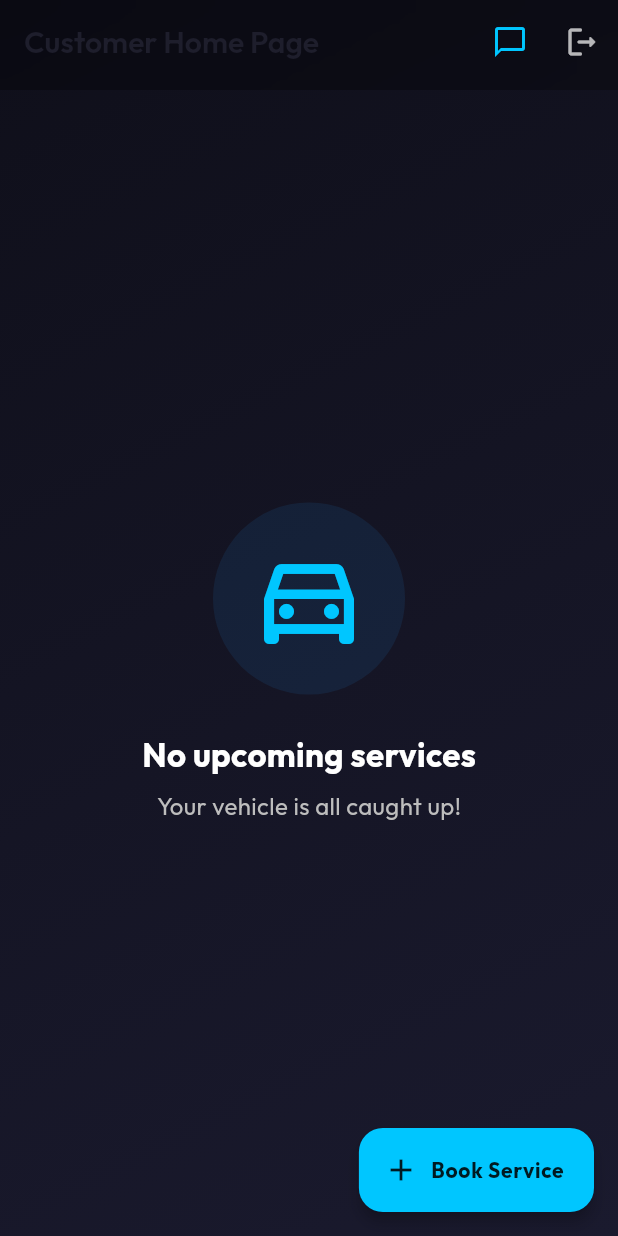
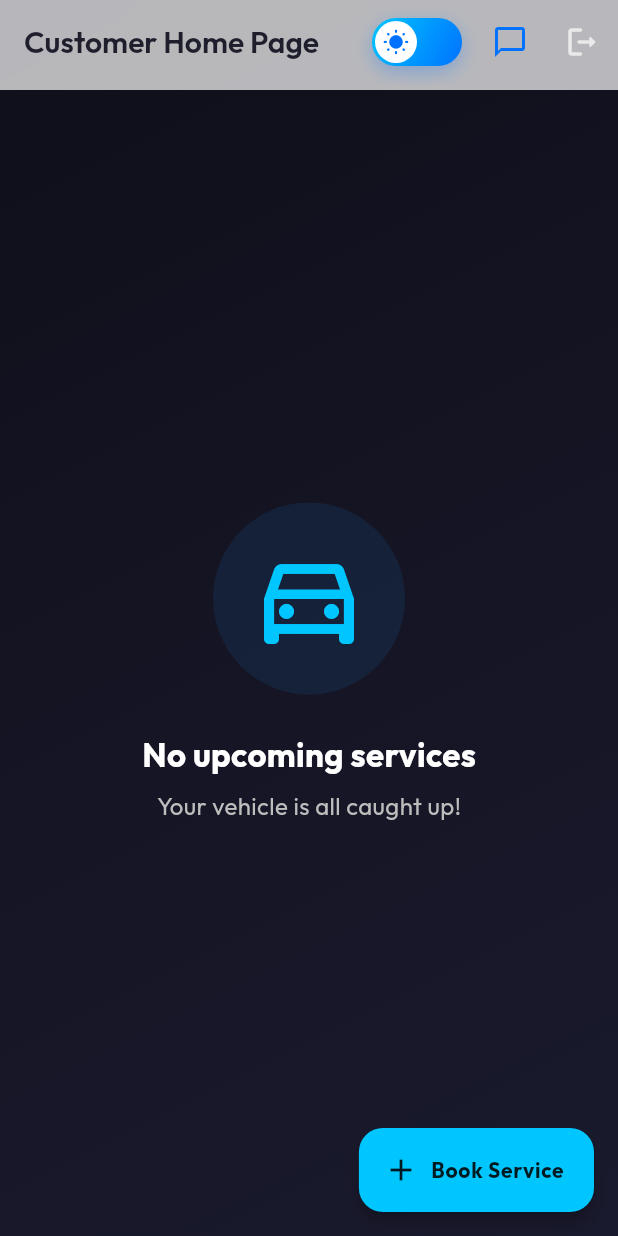
Before and after one commit to Thiva123-ab/Autosync-, a Flutter app: the screen it shows once a user with an empty profile is signed in, on a phone screen of 412 x 824 dp. Run offline on Flutter 3.47's test engine with Material 3 defaults, Android fonts, the phone set to English and light mode, and no system bars; drawn by our look-alikes of flutter_animate; our stand-ins replace cloud_firestore, firebase_auth, firebase_core, flutter_riverpod, go_router, google_fonts and 1 more; accounts and stored records are empty; network calls fail.

Commit message:
Step 5: Integrate theme toggle button into CustomerHomePage

```diff
--- a/lib/features/customer/presentation/home_page.dart
+++ b/lib/features/customer/presentation/home_page.dart
@@ -8,6 +8,7 @@ import 'dart:ui';
 import '../../dashboard/shared/job_repository.dart';
 import '../../../core/models/job_model.dart';
 import '../../../core/routing/route_names.dart';
+import '../../../core/presentation/widgets/theme_toggle_button.dart';
 
 final customerJobsProvider = StreamProvider.autoDispose<List<JobModel>>((ref) {
   final customerId = FirebaseAuth.instance.currentUser?.uid;
@@ -23,6 +24,7 @@ class CustomerHomePage extends ConsumerWidget {
   @override
   Widget build(BuildContext context, WidgetRef ref) {
     final jobsAsyncValue = ref.watch(customerJobsProvider);
+    final theme = Theme.of(context);
 
     return Scaffold(
       extendBodyBehindAppBar: true,
@@ -33,12 +35,14 @@ class CustomerHomePage extends ConsumerWidget {
             filter: ImageFilter.blur(sigmaX: 10, sigmaY: 10),
             child: AppBar(
               title: Text(title, style: const TextStyle(fontWeight: FontWeight.w600)),
-              backgroundColor: Colors.black.withOpacity(0.3),
+              backgroundColor: theme.appBarTheme.backgroundColor?.withOpacity(0.7) ?? Colors.transparent,
               elevation: 0,
               actions: [
+                const ThemeToggleButton().animate().fade(delay: 100.ms),
+                const SizedBox(width: 8),
                 IconButton(
                   icon: const Icon(Icons.chat_bubble_outline),
-                  color: const Color(0xFF00C6FF),
+                  color: theme.colorScheme.primary,
                   onPressed: () => context.pushNamed(RouteNames.chatbot),
                 ).animate().scale(delay: 200.ms, duration: 400.ms, curve: Curves.easeOutBack),
                 IconButton(
```
